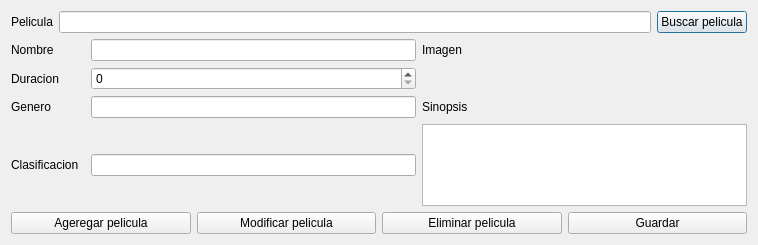
First picture: the form in Proyecto_Cine/peliculas.ui, repository moyeta-tech/Cine, before the edit.
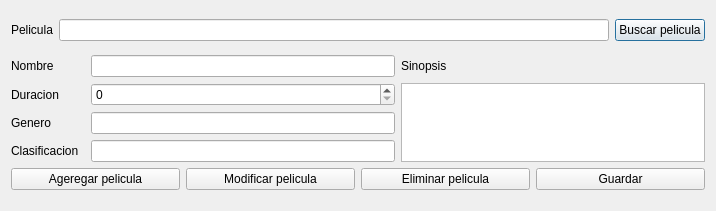
Second picture: the form after the edit.

```diff
--- a/Proyecto_Cine/peliculas.ui
+++ b/Proyecto_Cine/peliculas.ui
@@ -6,8 +6,8 @@
    <rect>
     <x>0</x>
     <y>0</y>
-    <width>758</width>
-    <height>245</height>
+    <width>716</width>
+    <height>211</height>
    </rect>
   </property>
   <property name="windowTitle">
@@ -39,17 +39,33 @@
      </item>
      <item>
       <layout class="QGridLayout" name="gridLayout">
-       <item row="4" column="0">
+       <item row="0" column="3">
+        <widget class="QLabel" name="label_8">
+         <property name="text">
+          <string>Sinopsis</string>
+         </property>
+        </widget>
+       </item>
+       <item row="3" column="0">
         <widget class="QLabel" name="label_5">
          <property name="text">
           <string>Clasificacion</string>
          </property>
         </widget>
        </item>
-       <item row="1" column="3">
-        <widget class="QLabel" name="label_7">
+       <item row="0" column="2">
+        <widget class="QLineEdit" name="lineEdit_2"/>
+       </item>
+       <item row="2" column="2">
+        <widget class="QLineEdit" name="lineEdit_4"/>
+       </item>
+       <item row="1" column="3" rowspan="3">
+        <widget class="QTextEdit" name="textEdit"/>
+       </item>
+       <item row="2" column="0">
+        <widget class="QLabel" name="label_4">
          <property name="text">
-          <string/>
+          <string>Genero</string>
          </property>
         </widget>
        </item>
@@ -60,7 +76,10 @@
          </property>
         </widget>
        </item>
-       <item row="5" column="0" colspan="4">
+       <item row="1" column="2">
+        <widget class="QSpinBox" name="spinBox"/>
+       </item>
+       <item row="7" column="0" colspan="4">
         <layout class="QHBoxLayout" name="horizontalLayout_2">
          <item>
           <widget class="QPushButton" name="pushButton_2">
@@ -92,19 +111,6 @@
          </item>
         </layout>
        </item>
-       <item row="2" column="3">
-        <widget class="QLabel" name="label_8">
-         <property name="text">
-          <string>Sinopsis</string>
-         </property>
-        </widget>
-       </item>
-       <item row="2" column="2">
-        <widget class="QLineEdit" name="lineEdit_4"/>
-       </item>
-       <item row="4" column="2">
-        <widget class="QLineEdit" name="lineEdit_5"/>
-       </item>
        <item row="1" column="0">
         <widget class="QLabel" name="label_3">
          <property name="text">
@@ -112,28 +118,8 @@
          </property>
         </widget>
        </item>
-       <item row="0" column="3">
-        <widget class="QLabel" name="label_6">
-         <property name="text">
-          <string>Imagen</string>
-         </property>
-        </widget>
-       </item>
-       <item row="2" column="0">
-        <widget class="QLabel" name="label_4">
-         <property name="text">
-          <string>Genero</string>
-         </property>
-        </widget>
-       </item>
-       <item row="0" column="2">
-        <widget class="QLineEdit" name="lineEdit_2"/>
-       </item>
-       <item row="1" column="2">
-        <widget class="QSpinBox" name="spinBox"/>
-       </item>
-       <item row="4" column="3">
-        <widget class="QTextEdit" name="textEdit"/>
+       <item row="3" column="2">
+        <widget class="QLineEdit" name="lineEdit_5"/>
        </item>
       </layout>
      </item>
```
